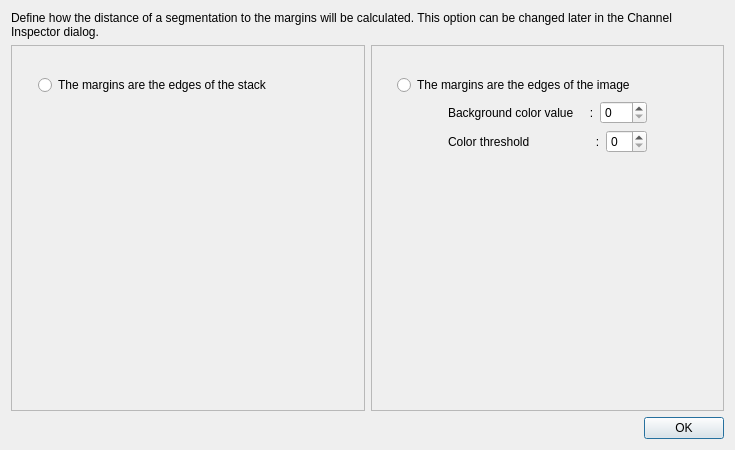
First picture: the form in App/Dialogs/AdaptiveEdges/AdaptiveEdgesDialog.ui, repository FelixdelasPozas/EspINA, before the edit.
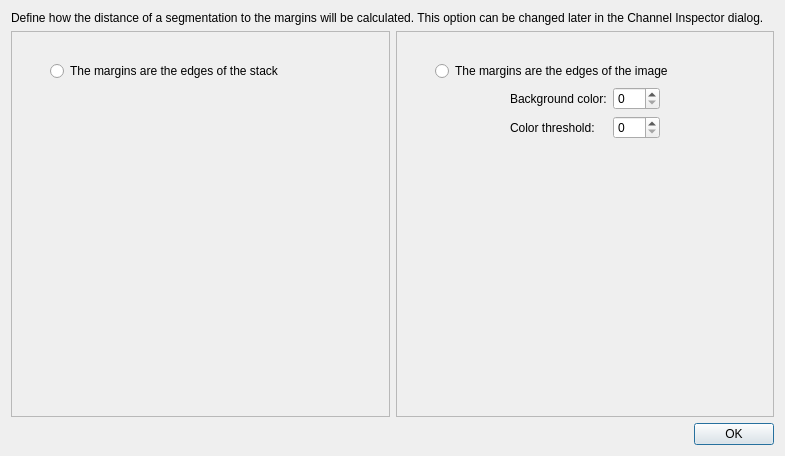
Second picture: the form after the edit. Icons and pictures are not drawn.

Commit message: Enhance EdgeDistance GUI

What changed in the file:
```diff
--- a/App/Dialogs/AdaptiveEdges/AdaptiveEdgesDialog.ui
+++ b/App/Dialogs/AdaptiveEdges/AdaptiveEdgesDialog.ui
@@ -6,8 +6,8 @@
    <rect>
     <x>0</x>
     <y>0</y>
-    <width>735</width>
-    <height>450</height>
+    <width>785</width>
+    <height>456</height>
    </rect>
   </property>
   <property name="windowTitle">
@@ -37,6 +37,12 @@
        <layout class="QVBoxLayout" name="verticalLayout_9">
         <item>
          <widget class="QLabel" name="label_11">
+          <property name="sizePolicy">
+           <sizepolicy hsizetype="Minimum" vsizetype="Minimum">
+            <horstretch>0</horstretch>
+            <verstretch>0</verstretch>
+           </sizepolicy>
+          </property>
           <property name="text">
            <string/>
           </property>
@@ -97,7 +103,13 @@
        </property>
        <layout class="QVBoxLayout" name="verticalLayout_8">
         <item>
-         <widget class="QLabel" name="label_9">
+         <widget class="QLabel" name="adaptiveExample">
+          <property name="sizePolicy">
+           <sizepolicy hsizetype="Minimum" vsizetype="Minimum">
+            <horstretch>0</horstretch>
+            <verstretch>0</verstretch>
+           </sizepolicy>
+          </property>
           <property name="text">
            <string/>
           </property>
@@ -130,9 +142,9 @@
          </layout>
         </item>
         <item>
-         <layout class="QHBoxLayout" name="horizontalLayout_14" stretch="0,0,0,0">
-          <item>
-           <spacer name="horizontalSpacer_4">
+         <layout class="QGridLayout" name="gridLayout">
+          <item row="1" column="0">
+           <spacer name="horizontalSpacer_2">
             <property name="orientation">
              <enum>Qt::Horizontal</enum>
             </property>
@@ -144,14 +156,34 @@
             </property>
            </spacer>
           </item>
-          <item>
+          <item row="1" column="4">
+           <spacer name="horizontalSpacer">
+            <property name="orientation">
+             <enum>Qt::Horizontal</enum>
+            </property>
+            <property name="sizeHint" stdset="0">
+             <size>
+              <width>40</width>
+              <height>20</height>
+             </size>
+            </property>
+           </spacer>
+          </item>
+          <item row="2" column="1">
+           <widget class="QLabel" name="thresholdLabel">
+            <property name="text">
+             <string>Color threshold:</string>
+            </property>
+           </widget>
+          </item>
+          <item row="1" column="1">
            <widget class="QLabel" name="colorLabel">
             <property name="text">
-             <string>Background color value     :</string>
+             <string>Background color:</string>
             </property>
            </widget>
           </item>
-          <item>
+          <item row="1" column="3">
            <widget class="QSpinBox" name="colorBox">
             <property name="maximumSize">
              <size>
@@ -164,44 +196,7 @@
             </property>
            </widget>
           </item>
-          <item>
-           <spacer name="horizontalSpacer_5">
-            <property name="orientation">
-             <enum>Qt::Horizontal</enum>
-            </property>
-            <property name="sizeHint" stdset="0">
-             <size>
-              <width>40</width>
-              <height>20</height>
-             </size>
-            </property>
-           </spacer>
-          </item>
-         </layout>
-        </item>
-        <item>
-         <layout class="QHBoxLayout" name="horizontalLayout_15">
-          <item>
-           <spacer name="horizontalSpacer_6">
-            <property name="orientation">
-             <enum>Qt::Horizontal</enum>
-            </property>
-            <property name="sizeHint" stdset="0">
-             <size>
-              <width>40</width>
-              <height>20</height>
-             </size>
-            </property>
-           </spacer>
-          </item>
-          <item>
-           <widget class="QLabel" name="thresholdLabel">
-            <property name="text">
-             <string>Color threshold                    :</string>
-            </property>
-           </widget>
-          </item>
-          <item>
+          <item row="2" column="3">
            <widget class="QSpinBox" name="thresholdBox">
             <property name="maximumSize">
              <size>
@@ -211,19 +206,6 @@
             </property>
            </widget>
           </item>
-          <item>
-           <spacer name="horizontalSpacer_7">
-            <property name="orientation">
-             <enum>Qt::Horizontal</enum>
-            </property>
-            <property name="sizeHint" stdset="0">
-             <size>
-              <width>40</width>
-              <height>20</height>
-             </size>
-            </property>
-           </spacer>
-          </item>
          </layout>
         </item>
         <item>
```
Left out of the diff: 3 changed lines with no effect on the pictures. The commit also changes 7 other files.
